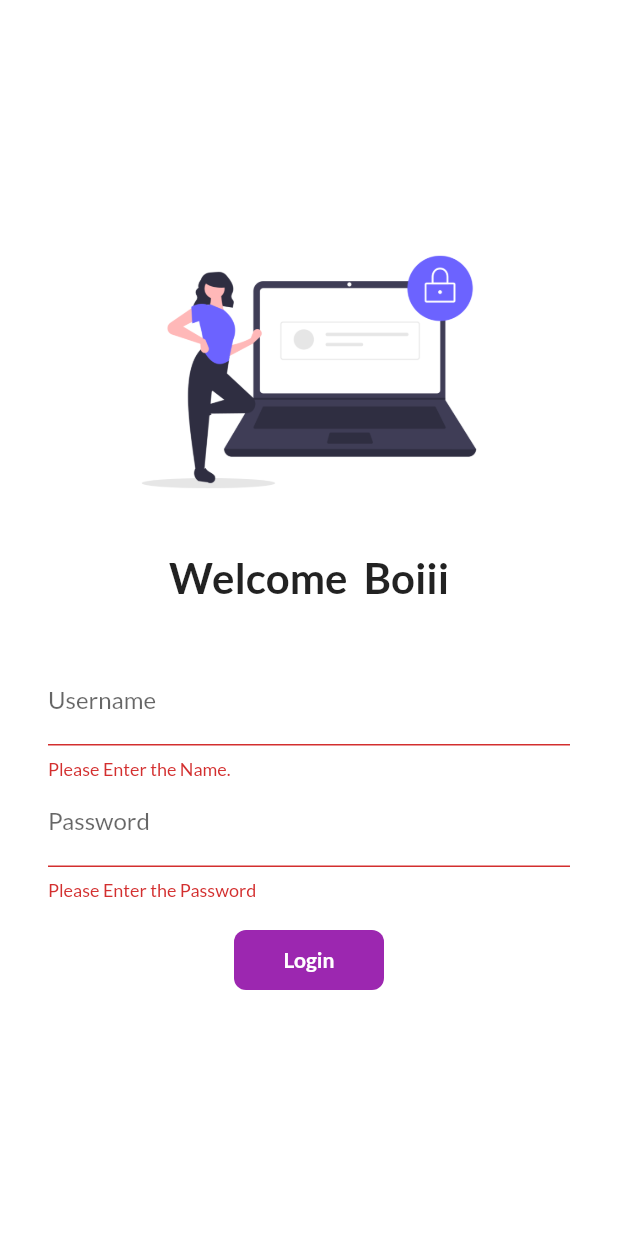
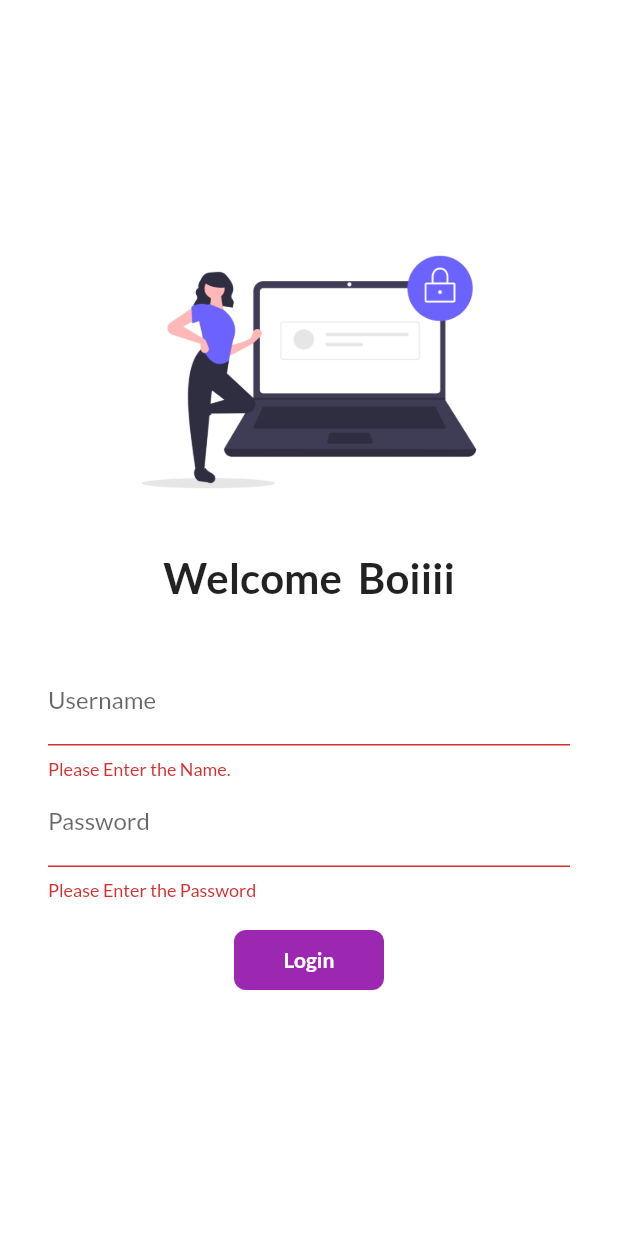
Before and after one commit to aayushchauhan17/flutter_catalog, a Flutter app: the screen it shows after launch, after a tap on "Login", on a phone screen of 412 x 824 dp. Run offline on Flutter 3.47's test engine with Material 2 defaults, Android fonts, the phone set to English and light mode, and no system bars; our stand-ins replace google_fonts.

Commit message:
login page

```diff
--- a/lib/pages/login_page.dart
+++ b/lib/pages/login_page.dart
@@ -21,7 +21,7 @@ class _LoginPageState extends State<LoginPage> {
       });
       await Future.delayed(const Duration(seconds: 2));
 
-      // await Navigator.pushNamed(context, MyRoutes.home);
+      await Navigator.pushNamed(context, MyRoutes.home);
       setState(() {
         changeButton = false;
       });
@@ -50,7 +50,7 @@ class _LoginPageState extends State<LoginPage> {
                   height: 20.0,
                 ),
                 Text(
-                  'Welcome $name Boiii',
+                  'Welcome $name Boiiii',
                   style: const TextStyle(
                     fontSize: 28,
                     fontWeight: FontWeight.bold,
```
